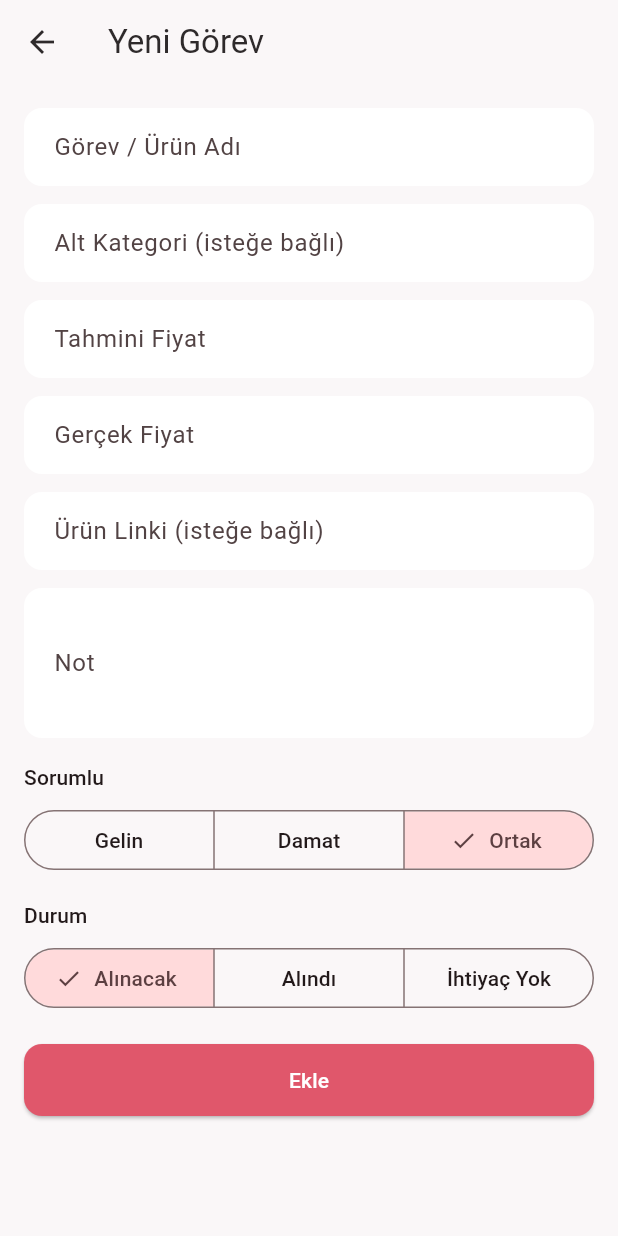
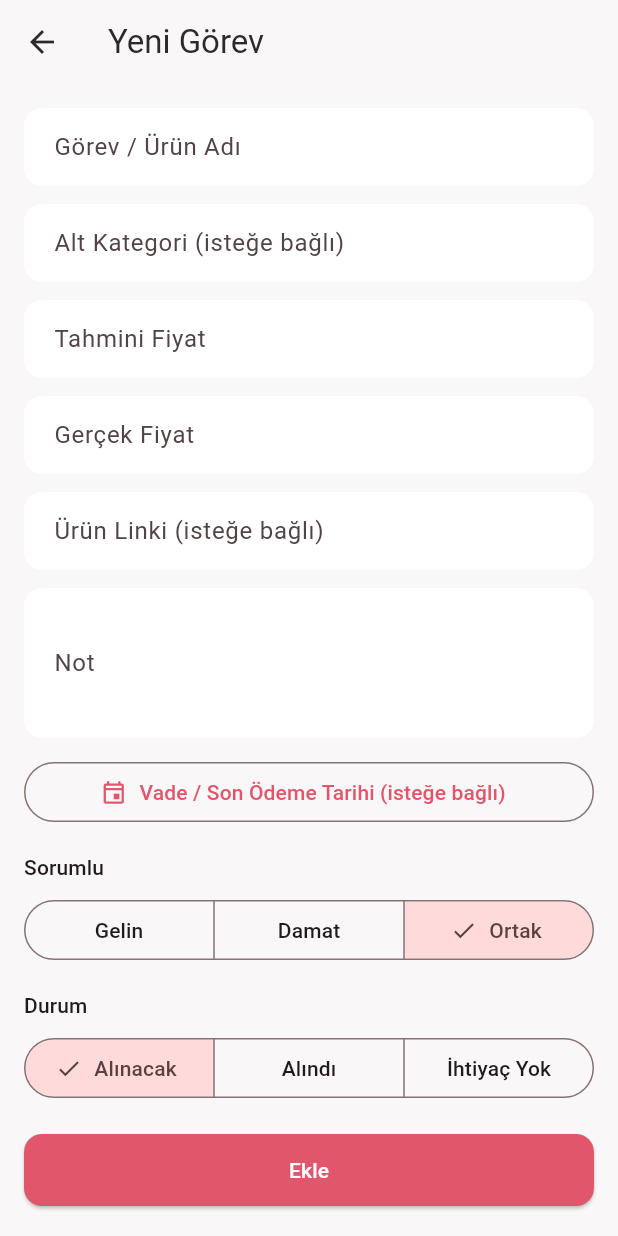
Before and after one commit to melikebsds/Weddly, a Flutter app: the TaskFormScreen screen opened directly with empty values, on a phone screen of 412 x 824 dp. Run offline on Flutter 3.47's test engine with Material 3 defaults, Android fonts, the phone set to English and light mode, and no system bars; our stand-ins replace dio, fl_chart, flutter_secure_storage; accounts and stored records are empty.

Commit message:
Faz 3: Taksit & Ödeme Takvimi - vade tarihi, yaklaşan ödemeler kartı
Görevlere vade tarihi (kapora/taksit/son ödeme) eklenebiliyor. Ana
sayfada "Yaklaşan Ödemeler" kartı: bu ay yapılacak ödemeler toplamı
+ en yakın 3 ödemenin listesi. Görev satırında vadesi yaklaşan
(turuncu) veya geçmiş (kırmızı) görevler için uyarı rozeti gösteriliyor.

Co-Authored-By: Claude Sonnet 5 <noreply@anthropic.com>

```diff
--- a/lib/models/wedding_task.dart
+++ b/lib/models/wedding_task.dart
@@ -46,6 +46,7 @@ class WeddingTask {
   final String? assignedUserId;
   final ResponsibleParty responsibleParty;
   final String? productUrl;
+  final DateTime? dueDate;
   final WeddingTaskStatus status;
 
   const WeddingTask({
@@ -60,6 +61,7 @@ class WeddingTask {
     this.assignedUserId,
     this.responsibleParty = ResponsibleParty.unspecified,
     this.productUrl,
+    this.dueDate,
     this.status = WeddingTaskStatus.toBuy,
   });
 
@@ -75,6 +77,7 @@ class WeddingTask {
         assignedUserId: json['assignedUserId'] as String?,
         responsibleParty: ResponsibleParty.fromValue(json['responsibleParty'] as int? ?? 0),
         productUrl: json['productUrl'] as String?,
+        dueDate: json['dueDate'] == null ? null : DateTime.parse(json['dueDate'] as String),
         status: WeddingTaskStatus.fromValue(json['status'] as int? ?? 0),
       );
 }
--- a/lib/screens/tasks/task_form_screen.dart
+++ b/lib/screens/tasks/task_form_screen.dart
@@ -27,6 +27,7 @@ class _TaskFormScreenState extends State<TaskFormScreen> {
   late final TextEditingController _productUrlController;
   WeddingTaskStatus _status = WeddingTaskStatus.toBuy;
   ResponsibleParty _responsibleParty = ResponsibleParty.unspecified;
+  DateTime? _dueDate;
   bool _isSaving = false;
 
   bool get _isEditing => widget.task != null;
@@ -45,6 +46,7 @@ class _TaskFormScreenState extends State<TaskFormScreen> {
     _productUrlController = TextEditingController(text: task?.productUrl ?? '');
     _status = task?.status ?? WeddingTaskStatus.toBuy;
     _responsibleParty = task?.responsibleParty ?? ResponsibleParty.unspecified;
+    _dueDate = task?.dueDate;
   }
 
   @override
@@ -94,6 +96,7 @@ class _TaskFormScreenState extends State<TaskFormScreen> {
           productUrl: _productUrlController.text.trim().isEmpty
               ? null
               : _productUrlController.text.trim(),
+          dueDate: _dueDate,
           status: _status,
         );
       } else {
@@ -110,6 +113,7 @@ class _TaskFormScreenState extends State<TaskFormScreen> {
           productUrl: _productUrlController.text.trim().isEmpty
               ? null
               : _productUrlController.text.trim(),
+          dueDate: _dueDate,
           status: _status,
         );
       }
@@ -175,6 +179,32 @@ class _TaskFormScreenState extends State<TaskFormScreen> {
               decoration: const InputDecoration(labelText: 'Not'),
               maxLines: 3,
             ),
+            const SizedBox(height: 12),
+            OutlinedButton.icon(
+              onPressed: () async {
+                final picked = await showDatePicker(
+                  context: context,
+                  initialDate: _dueDate ?? DateTime.now(),
+                  firstDate: DateTime(2020),
+                  lastDate: DateTime(2100),
+                );
+                if (picked != null) setState(() => _dueDate = picked);
+              },
+              icon: const Icon(Icons.event_outlined),
+              label: Text(
+                _dueDate == null
+                    ? 'Vade / Son Ödeme Tarihi (isteğe bağlı)'
+                    : '${_dueDate!.day}.${_dueDate!.month}.${_dueDate!.year}',
+              ),
+            ),
+            if (_dueDate != null)
+              Align(
+                alignment: Alignment.centerRight,
+                child: TextButton(
+                  onPressed: () => setState(() => _dueDate = null),
+                  child: const Text('Tarihi Kaldır'),
+                ),
+              ),
             const SizedBox(height: 16),
             Align(
               alignment: Alignment.centerLeft,
--- a/lib/services/task_api_service.dart
+++ b/lib/services/task_api_service.dart
@@ -20,6 +20,7 @@ class TaskApiService {
     double? actualPrice,
     ResponsibleParty responsibleParty = ResponsibleParty.unspecified,
     String? productUrl,
+    DateTime? dueDate,
     WeddingTaskStatus status = WeddingTaskStatus.toBuy,
   }) async {
     final json = await _client.post('/categories/$categoryId/tasks', {
@@ -30,6 +31,7 @@ class TaskApiService {
       'actualPrice': actualPrice,
       'responsibleParty': responsibleParty.value,
       'productUrl': productUrl,
+      'dueDate': dueDate?.toIso8601String(),
       'status': status.value,
     });
     return WeddingTask.fromJson(json);
@@ -44,6 +46,7 @@ class TaskApiService {
     double? actualPrice,
     required ResponsibleParty responsibleParty,
     String? productUrl,
+    DateTime? dueDate,
     required WeddingTaskStatus status,
   }) async {
     final json = await _client.put('/tasks/$taskId', {
@@ -54,6 +57,7 @@ class TaskApiService {
       'actualPrice': actualPrice,
       'responsibleParty': responsibleParty.value,
       'productUrl': productUrl,
+      'dueDate': dueDate?.toIso8601String(),
       'status': status.value,
     });
     return WeddingTask.fromJson(json);
```
Also changed, not shown: lib/providers/wedding_state.dart (+21 -0 lines), lib/screens/home/home_screen.dart (+54 -0 lines), lib/widgets/task_list_tile.dart (+35 -0 lines).
